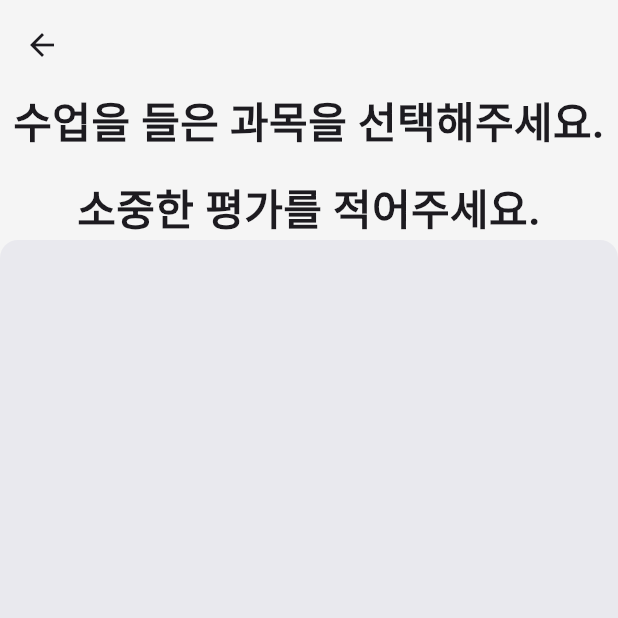
After one commit to grden/flutter-indeed, a Flutter app: the AddReviewScreen screen opened directly, on a phone screen of 412 x 824 dp, the top half of it. The commit adds this screen. Run offline on Flutter 3.47's test engine with Material 3 defaults, Android fonts, the phone set to English and light mode, and no system bars; our stand-ins replace carousel_slider, cloud_firestore, expandable_page_view, firebase_auth, firebase_core, firebase_storage and 9 more; accounts and stored records are empty; Roboto replaces fonts that are missing (Pretendard).

Commit message:
major commit

```diff
--- a/lib/login/widget/widget_signin_card.dart
+++ b/lib/login/widget/widget_signin_card.dart
@@ -30,13 +30,11 @@ class _SigninCardState extends State<SigninCard> {
   Widget build(BuildContext context) {
     return Container(
       padding: const EdgeInsets.all(24),
-      child: Container(
-        padding: const EdgeInsets.all(24),
       width: double.infinity,
       height: 400,
       decoration: BoxDecoration(
           borderRadius: BorderRadius.circular(24),
-            color: context.appColors.cardColor,
+          color: context.appColors.backgroundColor,
           boxShadow: [context.appShadows.cardShadow]),
       child: Column(
         mainAxisAlignment: MainAxisAlignment.center,
@@ -216,7 +214,6 @@ class _SigninCardState extends State<SigninCard> {
           )
         ],
       ),
-      ),
     );
   }
 
--- a/lib/login/widget/widget_signup_card.dart
+++ b/lib/login/widget/widget_signup_card.dart
@@ -36,13 +36,11 @@ class _SignupCardState extends State<SignupCard> {
   Widget build(BuildContext context) {
     return Container(
       padding: const EdgeInsets.all(24),
-      child: Container(
-        padding: const EdgeInsets.all(24),
       width: double.infinity,
       height: 640,
       decoration: BoxDecoration(
           borderRadius: BorderRadius.circular(24),
-            color: context.appColors.cardColor,
+          color: context.appColors.backgroundColor,
           boxShadow: [context.appShadows.cardShadow]),
       child: Column(
         mainAxisAlignment: MainAxisAlignment.center,
@@ -134,7 +132,6 @@ class _SignupCardState extends State<SignupCard> {
             ),
           )
         ],
-        ),
       ),
     );
   }
--- /dev/null
+++ b/lib/screen/screen_add_review.dart
@@ -0,0 +1,120 @@
+import 'package:flutter/material.dart';
+import 'package:flutter_riverpod/flutter_riverpod.dart';
+import 'package:self_project/common/constant.dart';
+import 'package:self_project/common/extension/extension_context.dart';
+import 'package:self_project/common/widget/widget_sizedbox.dart';
+
+class AddReviewScreen extends StatefulWidget {
+  const AddReviewScreen({super.key});
+
+  @override
+  State<AddReviewScreen> createState() => _AddReviewScreenState();
+}
+
+class _AddReviewScreenState extends State<AddReviewScreen> {
+  final _formKey = GlobalKey<FormState>();
+  TextEditingController infoTextController = TextEditingController();
+  bool _btnEnabled = false;
+
+  @override
+  Widget build(BuildContext context) {
+    return Scaffold(
+      body: Container(
+        color: context.appColors.backgroundColor,
+        child: SingleChildScrollView(
+          child: Column(
+            children: [
+              AppBar(
+                backgroundColor: context.appColors.backgroundColor,
+                scrolledUnderElevation: 0,
+                toolbarHeight: appBarHeight,
+              ),
+              Expanded(
+                child: Column(
+                  children: [
+                    const Align(
+                      alignment: Alignment.center,
+                      child: Text(
+                        "수업을 들은 과목을 선택해주세요.",
+                        style: TextStyle(fontSize: 28, fontWeight: FontWeight.w600),
+                        textAlign: TextAlign.center,
+                      ),
+                    ),
+                    const Height(16),
+                    const Align(
+                      alignment: Alignment.center,
+                      child: Text(
+                        "소중한 평가를 적어주세요.",
+                        style: TextStyle(fontSize: 28, fontWeight: FontWeight.w600),
+                        textAlign: TextAlign.center,
+                      ),
+                    ),
+                    const Spacer(),
+                    Expanded(
+                      child: SizedBox(
+                        child: Form(
+                          key: _formKey,
+                          onChanged: () => setState(() {
+                            _btnEnabled = _formKey.currentState!.validate();
+                          }),
+                          child: TextFormField(
+                              controller: infoTextController,
+                              style: const TextStyle(fontSize: 19),
+                              maxLines: 100,
+                              decoration: InputDecoration(
+                                contentPadding:
+                                const EdgeInsets.symmetric(horizontal: 12, vertical: 12),
+                                filled: true,
+                                fillColor: context.appColors.textFieldColor,
+                                border: OutlineInputBorder(
+                                    borderSide: BorderSide.none,
+                                    borderRadius: BorderRadius.circular(12)),
+                                focusedBorder: OutlineInputBorder(
+                                    borderSide: BorderSide(
+                                        color: context.appColors.primaryColor, width: 0.6),
+                                    borderRadius: BorderRadius.circular(12)),
+                                errorStyle: const TextStyle(fontSize: 15),
+                              ),
+                              validator: (value) {
+                                if (value == null || value.isEmpty) {
+                                  return "필수 입력값입니다.";
+                                }
+                                return null;
+                              }
+                          ),
+                        ),
+                      ),
+                    ),
+                    const Height(240),
+                    Consumer(builder: (context, ref, child) {
+                      return MaterialButton(
+                        onPressed: _btnEnabled
+                            ? () {}
+                            : null,
+                        height: 48,
+                        minWidth: double.infinity,
+                        color: context.appColors.primaryColor,
+                        disabledColor: context.appColors.textFieldColor,
+                        shape:
+                        RoundedRectangleBorder(borderRadius: BorderRadius.circular(12)),
+                        child: Text(
+                          "등록",
+                          style: TextStyle(
+                              color: _btnEnabled
+                                  ? context.appColors.inverseText
+                                  : context.appColors.secondaryText,
+                              fontSize: 19,
+                              fontWeight: FontWeight.w700),
+                        ),
+                      );
+                    }),
+                  ],
+                ),
+              )
+            ],
+          ),
+        ),
+      ),
+    );
+  }
+}
--- a/lib/student/fragment/fragment_student_profile.dart
+++ b/lib/student/fragment/fragment_student_profile.dart
@@ -3,7 +3,7 @@ import 'package:flutter/material.dart';
 import 'package:flutter_riverpod/flutter_riverpod.dart';
 import 'package:self_project/common/constant.dart';
 import 'package:self_project/common/extension/extension_context.dart';
-import 'package:self_project/common/widget/widget_info_box.dart';
+import 'package:self_project/common/widget/widget_profile_box.dart';
 import 'package:self_project/common/widget/widget_line.dart';
 import 'package:self_project/common/widget/widget_sizedbox.dart';
 import 'package:flutter_sticky_header/flutter_sticky_header.dart';
@@ -153,11 +153,12 @@ class _MyProfileFragmentState extends ConsumerState<StudentProfileFragment>
           children: [
             InfoBox(
               title: '과목',
+              canEdit: true,
               child: Column(
                 children: [
                   SizedBox(
                     width: double.infinity,
-                    height: student.subjects.length > 4 ? 88 : 40,
+                    height: student.subjects.length > 4 ? 92 : 44,
                     child: GridView.count(
                       crossAxisCount: 4,
                       crossAxisSpacing: 8,
@@ -189,6 +190,7 @@ class _MyProfileFragmentState extends ConsumerState<StudentProfileFragment>
             const Height(16),
             InfoBox(
               title: '소개',
+              canEdit: true,
               child: Align(
                 alignment: Alignment.centerLeft,
                 child: Text(
--- a/lib/teacher/screen/screen_student_profile.dart
+++ b/lib/teacher/screen/screen_student_profile.dart
@@ -2,7 +2,7 @@ import 'package:flutter/material.dart';
 import 'package:self_project/common/constant.dart';
 import 'package:self_project/common/extension/extension_context.dart';
 import 'package:self_project/common/widget/widget_contact_button.dart';
-import 'package:self_project/common/widget/widget_info_box.dart';
+import 'package:self_project/common/widget/widget_profile_box.dart';
 import 'package:self_project/common/widget/widget_line.dart';
 import 'package:self_project/common/widget/widget_sizedbox.dart';
 import 'package:flutter_sticky_header/flutter_sticky_header.dart';
@@ -122,8 +122,9 @@ class _StudentProfileScreenState extends State<StudentProfileScreen>
           children: [
             InfoBox(
               title: '과목',
+              canEdit: false,
               child: SizedBox(
-                height: widget.student.subjects.length > 4 ? 88 : 40,
+                height: widget.student.subjects.length > 4 ? 92 : 44,
                 child: GridView.count(
                   padding: EdgeInsets.zero,
                   crossAxisCount: 4,
@@ -154,6 +155,7 @@ class _StudentProfileScreenState extends State<StudentProfileScreen>
             const Height(16),
             InfoBox(
               title: '소개',
+              canEdit: false,
               child: Align(
                 alignment: Alignment.centerLeft,
                 child: Text(
```
Also changed, not shown: lib/common/widget/widget_info_box.dart (deleted, +0 -37 lines), lib/common/widget/widget_profile_box.dart (added, +281 -0 lines), lib/login/screen/screen_login.dart (+7 -31 lines), lib/student/screen/screen_teacher_profile.dart (+20 -17 lines), lib/teacher/fragment/fragment_teacher_profile.dart (+17 -10 lines). Lines whose indentation alone changed are shown as unchanged.
